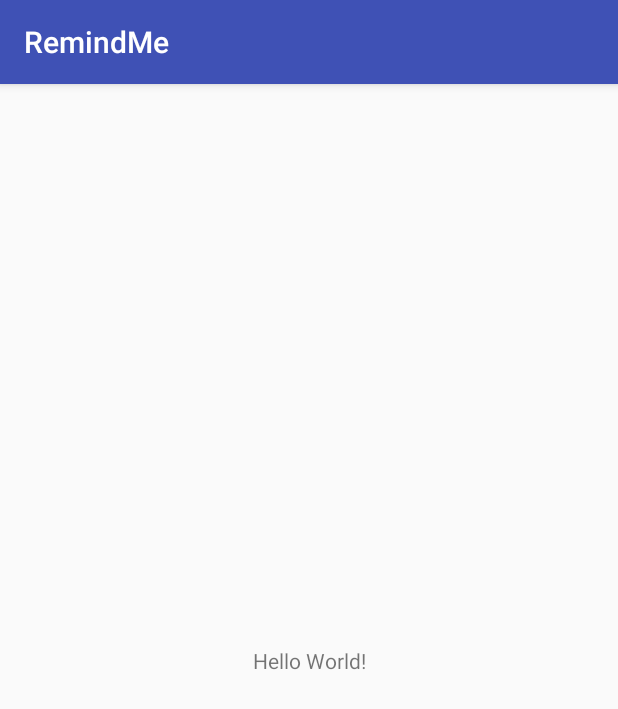
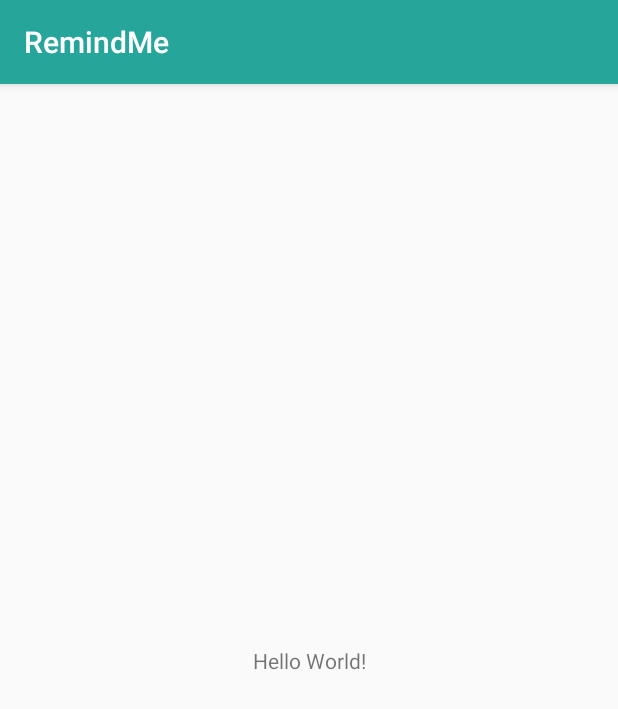
Before and after one commit to nikhilkanse/RemindME, an Android app: the screen it shows after launch (MainActivity), on a phone screen of 412 x 824 dp. Shown: the top 709 px of the screen. Run offline under Robolectric (Android 15) with nearby library versions, the phone set to English and light mode, and no system bars.

Commit message:
Commiting app logo and app theame.

```diff
--- a/app/src/main/AndroidManifest.xml
+++ b/app/src/main/AndroidManifest.xml
@@ -4,9 +4,9 @@
 
     <application
         android:allowBackup="true"
-        android:icon="@mipmap/ic_launcher"
+        android:icon="@mipmap/app_logo"
         android:label="@string/app_name"
-        android:roundIcon="@mipmap/ic_launcher_round"
+        android:roundIcon="@mipmap/app_logo"
         android:supportsRtl="true"
         android:theme="@style/AppTheme">
         <activity android:name=".activity.MainActivity">
@@ -17,5 +17,4 @@
             </intent-filter>
         </activity>
     </application>
-
 </manifest>
--- a/app/src/main/res/values/colors.xml
+++ b/app/src/main/res/values/colors.xml
@@ -1,6 +1,6 @@
 <?xml version="1.0" encoding="utf-8"?>
 <resources>
-    <color name="colorPrimary">#3F51B5</color>
-    <color name="colorPrimaryDark">#303F9F</color>
+    <color name="colorPrimary">#26A69A</color>
+    <color name="colorPrimaryDark">#009688</color>
     <color name="colorAccent">#FF4081</color>
 </resources>
```
Also changed, not shown: app/src/main/res/mipmap-hdpi/app_logo.png (added), app/src/main/res/mipmap-mdpi/app_logo.png (added), app/src/main/res/mipmap-xhdpi/app_logo.png (added), app/src/main/res/mipmap-xxhdpi/app_logo.png (added), app/src/main/res/mipmap-xxxhdpi/app_logo.png (added).
